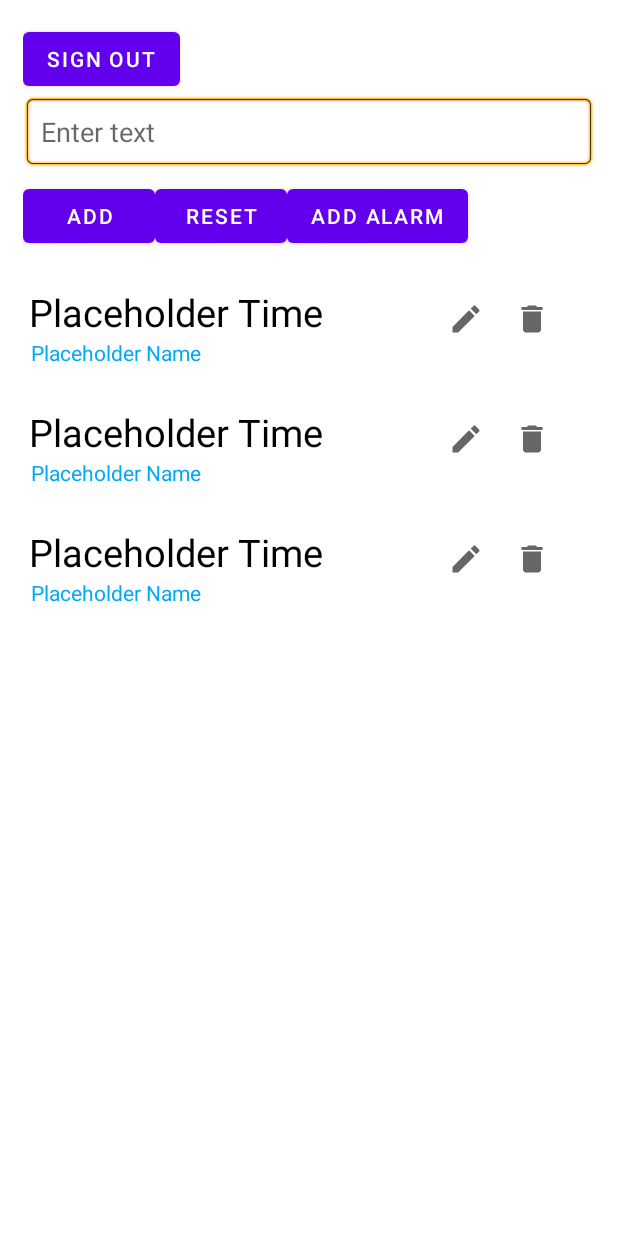
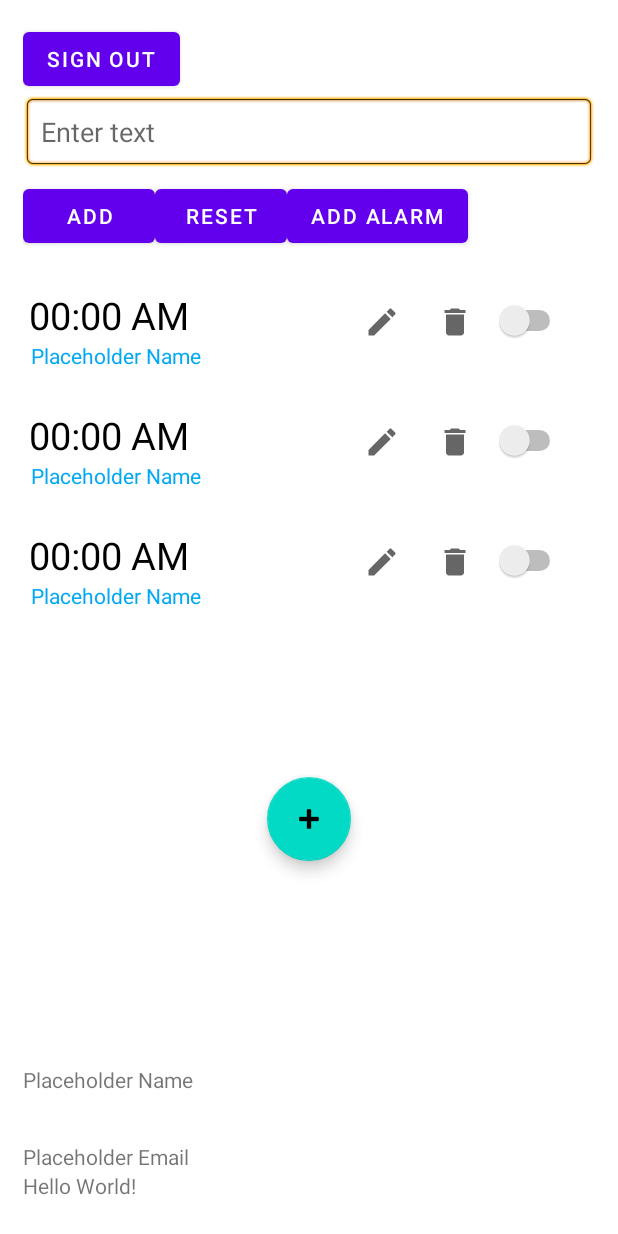
Before and after one commit to samuel-c/CPS731_TermProject, an Android app: the layout activity_main.xml on its own in the app's theme, with its tools: preview values and no code run, on a phone screen of 412 x 824 dp. Run offline under Robolectric (Android 15) with nearby library versions, the phone set to English and light mode, and no system bars.

Commit message:
CRUD and user interface update

```diff
--- a/app/src/main/java/com/example/cps731_termproject/MainActivity.java
+++ b/app/src/main/java/com/example/cps731_termproject/MainActivity.java
@@ -24,6 +24,7 @@ import android.widget.TimePicker;
 import com.example.cps731_termproject.utils.Alarm;
 import com.google.android.gms.tasks.OnCompleteListener;
 import com.google.android.gms.tasks.Task;
+import com.google.android.material.floatingactionbutton.FloatingActionButton;
 import com.google.firebase.auth.FirebaseAuth;
 import com.google.firebase.auth.FirebaseUser;
 import com.google.firebase.database.DatabaseReference;
@@ -56,6 +57,7 @@ public class MainActivity extends AppCompatActivity {
     // UI
     EditText editText;
     Button btnAdd, btnReset, btnAddAlarm;
+    FloatingActionButton fab;
     RecyclerView recyclerView;
     TimePicker timePicker;
 
@@ -122,6 +124,7 @@ public class MainActivity extends AppCompatActivity {
             btnReset = findViewById(R.id.btn_reset);
             btnAddAlarm = findViewById(R.id.btn_add_alarm);
             editText = findViewById(R.id.edit_text);
+            fab = findViewById(R.id.fab);
 
 
             //timePicker = (TimePicker)findViewById(R.id.timePicker)
@@ -142,8 +145,9 @@ public class MainActivity extends AppCompatActivity {
                     Log.d(TAG, "Test: " + sText);
                     if(!sText.equals("")){
                         //If not empty
-                        Alarm data = new Alarm();
-                        data.setAlarmName(sText);
+                        Date currentTime = Calendar.getInstance().getTime();
+                        Alarm data = new Alarm(sText, currentTime.getHours(), currentTime.getMinutes(),0);
+                        //data.setAlarmName(sText);
                         database.mainDao().insert(data);
                         Log.d(TAG, "Test: " + data.toString());
                         editText.setText("");
@@ -209,6 +213,14 @@ public class MainActivity extends AppCompatActivity {
                     //new TimePickerDialog(MainActivity.this, d, c.)
                 }
             });
+
+            fab.setOnClickListener(new View.OnClickListener() {
+                @Override
+                public void onClick(View v) {
+                    new TimePickerDialog(MainActivity.this, d, c.get(Calendar.HOUR_OF_DAY), c.get(Calendar.MINUTE), false).show();
+                }
+            });
+
             /*
 
                 btnAdd.setOnClickListener(new View.OnClickListener() {
--- a/app/src/main/res/layout/activity_main.xml
+++ b/app/src/main/res/layout/activity_main.xml
@@ -53,11 +53,20 @@
     </LinearLayout>
 
     <androidx.recyclerview.widget.RecyclerView
+        android:id="@+id/recycler_view"
         android:layout_width="match_parent"
-        android:layout_height="match_parent"
-        android:id="@+id/recycler_view"
+        android:layout_height="342dp"
         android:layout_marginTop="8dp"
-        tools:listitem="@layout/recyclerview_item"/>
+        tools:listitem="@layout/recyclerview_item" />
+
+    <com.google.android.material.floatingactionbutton.FloatingActionButton
+        android:id="@+id/fab"
+        android:layout_width="385dp"
+        android:layout_height="wrap_content"
+        android:layout_gravity="bottom|center"
+        android:baselineAlignBottom="false"
+        android:clickable="true"
+        app:srcCompat="@android:drawable/ic_input_add" />
 
     <TextView
         android:id="@+id/textViewDisplayName"
--- a/app/src/main/res/layout/recyclerview_item.xml
+++ b/app/src/main/res/layout/recyclerview_item.xml
@@ -26,12 +26,12 @@ limitations under the License. -->
         android:id="@+id/btn_edit"
         android:layout_width="wrap_content"
         android:layout_height="wrap_content"
-        android:layout_marginStart="60dp"
+        android:layout_marginStart="56dp"
         android:src="@drawable/ic_edit"
         app:layout_constraintBottom_toBottomOf="parent"
         app:layout_constraintStart_toEndOf="@+id/text_time"
         app:layout_constraintTop_toTopOf="parent"
-        app:layout_constraintVertical_bias="0.446" />
+        app:layout_constraintVertical_bias="0.482" />
 
     <TextView
         android:id="@+id/text_name"
@@ -55,23 +55,34 @@ limitations under the License. -->
         android:src="@drawable/ic_delete"
         app:layout_constraintBottom_toBottomOf="parent"
         app:layout_constraintEnd_toEndOf="parent"
-        app:layout_constraintHorizontal_bias="0.403"
+        app:layout_constraintHorizontal_bias="0.235"
         app:layout_constraintStart_toEndOf="@+id/btn_edit"
         app:layout_constraintTop_toTopOf="parent"
-        app:layout_constraintVertical_bias="0.446" />
+        app:layout_constraintVertical_bias="0.482" />
 
     <TextView
         android:id="@+id/text_time"
-        android:layout_width="219dp"
-        android:layout_height="37dp"
+        android:layout_width="167dp"
+        android:layout_height="39dp"
         android:layout_marginStart="4dp"
         android:layout_marginTop="12dp"
         android:layout_weight="0"
         android:gravity="bottom"
-        android:text="Placeholder Time"
+        android:text="00:00 AM"
         android:textColor="#000000"
         android:textSize="25sp"
         app:layout_constraintStart_toStartOf="parent"
         app:layout_constraintTop_toTopOf="parent" />
 
+    <Switch
+        android:id="@+id/switch1"
+        android:layout_width="wrap_content"
+        android:layout_height="wrap_content"
+        app:layout_constraintBottom_toBottomOf="parent"
+        app:layout_constraintEnd_toEndOf="parent"
+        app:layout_constraintHorizontal_bias="0.413"
+        app:layout_constraintStart_toEndOf="@+id/btn_delete"
+        app:layout_constraintTop_toTopOf="parent"
+        app:layout_constraintVertical_bias="0.452" />
+
 </androidx.constraintlayout.widget.ConstraintLayout>
```
